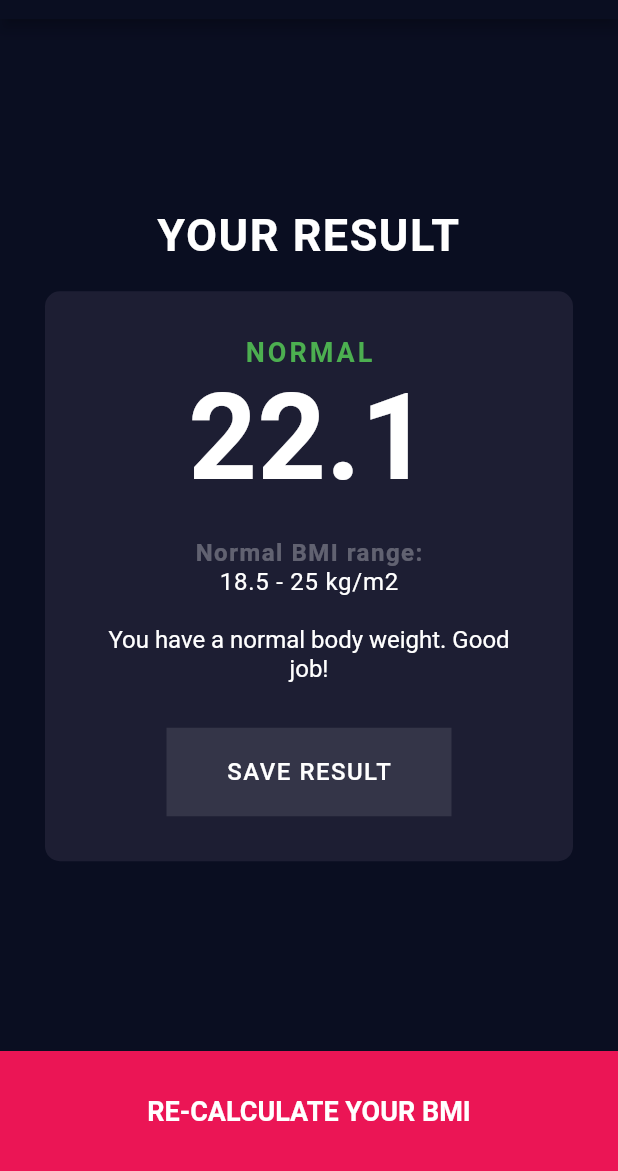
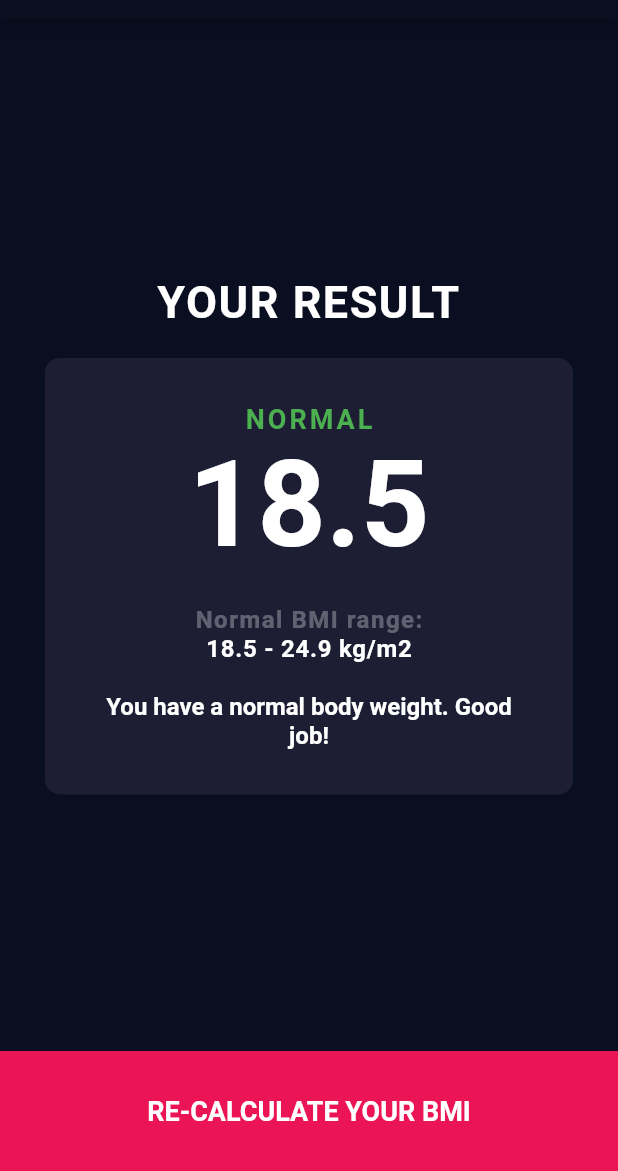
Before and after one commit to sussananukem/bmi_calculator, a Flutter app: the ResultPage screen opened by its route, on a phone screen of 412 x 824 dp, the part 65-1236 px from its top. Run offline on Flutter 3.47's test engine with Material 2 defaults, Android fonts, the phone set to English and light mode, and no system bars; our stand-ins replace device_preview, font_awesome_flutter.

Commit message:
Phase 1 Complete❣️

```diff
--- a/lib/components/result_card_content.dart
+++ b/lib/components/result_card_content.dart
@@ -1,5 +1,4 @@
-import 'package:bmi_calculator/components/save_button.dart';
-import 'package:bmi_calculator/constants.dart';
+ import 'package:bmi_calculator/constants.dart';
 import 'package:flutter/material.dart';
 
 class ResultCardContent extends StatelessWidget {
@@ -50,8 +49,7 @@ class ResultCardContent extends StatelessWidget {
           textAlign: TextAlign.center,
           style: kCommentOnBmi,
         ),
-        const SaveButton()
-      ],
+       ],
     );
   }
 }
--- a/lib/components/select_height.dart
+++ b/lib/components/select_height.dart
@@ -62,6 +62,7 @@ class _SelectHeightState extends State<SelectHeight> {
               onChanged: (double value) {
                 setState(() {
                   height = value.round();
+                  debugPrint(height.toString());
                 });
               },
             ),
--- a/lib/constants.dart
+++ b/lib/constants.dart
@@ -67,12 +67,12 @@ const kStatusLabelTextStyle = TextStyle(
  );
 
  const kRangeValue = TextStyle(
-   fontWeight: FontWeight.w400,
+   fontWeight: FontWeight.bold,
    letterSpacing: 0.5,
    fontSize: 16.0,
  );
 
  const kCommentOnBmi = TextStyle(
-   fontWeight: FontWeight.w400,
+   fontWeight: FontWeight.bold,
    fontSize: 16.0,
  );
--- /dev/null
+++ b/lib/functionality/calculator_brain.dart
@@ -0,0 +1,69 @@
+import 'dart:math';
+
+class CalculatorBrain {
+  CalculatorBrain({required this.height, required this.weight}){
+    _bmi = weight / pow(height / 100, 2);
+  }
+
+  int height;
+  int weight;
+
+  late double _bmi;
+
+  //ALT A
+  // void init(){
+  //   _bmi = weight / pow(height / 100, 2);
+  // }
+
+  String getBMI() {
+    return _bmi.toStringAsFixed(1);
+  }
+
+  String getStatusLabelText() {
+    if (_bmi < 18.5) {
+      return 'UNDERWEIGHT';
+    } else if (_bmi <= 24.9) {
+      return 'NORMAL';
+    } else if (_bmi <= 29.9) {
+      return 'OVERWEIGHT';
+    } else {
+      return 'OBESE';
+    }
+  }
+
+  String getRangeValue() {
+    if (_bmi < 18.5) {
+      return '0 - 18.4 kg/m2';
+    } else if (_bmi <= 24.9) {
+      return '18.5 - 24.9 kg/m2';
+    } else if (_bmi <= 29.9) {
+      return '25.0 - 29.9 kg/m2';
+    } else {
+      return '30.0 kg/m2 & above';
+    }
+  }
+
+  String getBmiRange() {
+    if (_bmi < 18.5) {
+      return 'Underweight BMI range:';
+    } else if (_bmi <= 24.9) {
+      return 'Normal BMI range:';
+    } else if (_bmi <= 29.9) {
+      return 'Overweight BMI range:';
+    } else {
+      return 'Obese BMI range:';
+    }
+  }
+
+  String getCommentOnBmi() {
+    if (_bmi < 18.5) {
+      return 'You are underweight. Eat up!';
+    } else if (_bmi <= 24.9) {
+      return 'You have a normal body weight. Good job!';
+    } else if (_bmi <= 29.9) {
+      return 'You are overweight. Keep pushing!';
+    } else {
+      return 'You are obese. Don\'t give up!';
+    }
+  }
+}
--- a/lib/pages/home.dart
+++ b/lib/pages/home.dart
@@ -1,4 +1,4 @@
-import 'package:flutter/material.dart';
+ import 'package:flutter/material.dart';
 import 'package:font_awesome_flutter/font_awesome_flutter.dart';
 import '../components/calculate_button.dart';
 import '../components/reusable_card.dart';
@@ -126,7 +126,7 @@ class _MyHomePageState extends State<MyHomePage> {
       bottomNavigationBar: CalculateButton(
         calcBtnTxt: kCalcButtonText,
         onTap: () {
-          Navigator.pushNamed(context, '/Result');
+           Navigator.pushNamed(context, '/Result');
         },
       ),
     );
--- a/lib/pages/result_page.dart
+++ b/lib/pages/result_page.dart
@@ -1,10 +1,14 @@
 import 'package:bmi_calculator/components/calculate_button.dart';
 import 'package:bmi_calculator/components/reusable_card.dart';
 import 'package:bmi_calculator/constants.dart';
+import 'package:bmi_calculator/functionality/calculator_brain.dart';
 import 'package:bmi_calculator/pages/home.dart';
 import 'package:flutter/material.dart';
 
 import '../components/result_card_content.dart';
+import '../components/select_height.dart';
+import '../components/select_weight.dart';
+
 
 class ResultPage extends StatefulWidget {
   const ResultPage({Key? key}) : super(key: key);
@@ -14,8 +18,15 @@ class ResultPage extends StatefulWidget {
 }
 
 class _ResultPageState extends State<ResultPage> {
+
   @override
   Widget build(BuildContext context) {
+    //ALT A
+    //The double dot means do not assign value to calc, just run the function
+    // init
+    // CalculatorBrain calc = CalculatorBrain(height: height, weight: weight)..init();
+    CalculatorBrain calc = CalculatorBrain(height: height, weight: weight);
+
     return Scaffold(
       appBar: AppBar(
         centerTitle: true,
@@ -43,12 +54,12 @@ class _ResultPageState extends State<ResultPage> {
                 child: ReusableCard(
                   myPadding: const EdgeInsets.all(30.0),
                   myColor: kActiveCardColor,
-                  cardChild: const ResultCardContent(
-                    statusLabelText: 'NORMAL',
-                    bmiValue: '22.1',
-                    bmiRange: 'Normal BMI range:',
-                    rangeValue: '18.5 - 25 kg/m2',
-                    commentOnBmi: 'You have a normal body weight. Good job!',
+                  cardChild:  ResultCardContent(
+                    statusLabelText: calc.getStatusLabelText(),
+                    bmiValue: calc.getBMI(),
+                    bmiRange: calc.getBmiRange(),
+                    rangeValue: calc.getRangeValue(),
+                    commentOnBmi: calc.getCommentOnBmi(),
                   ),
                   onPress: () {},
                 ),
```
